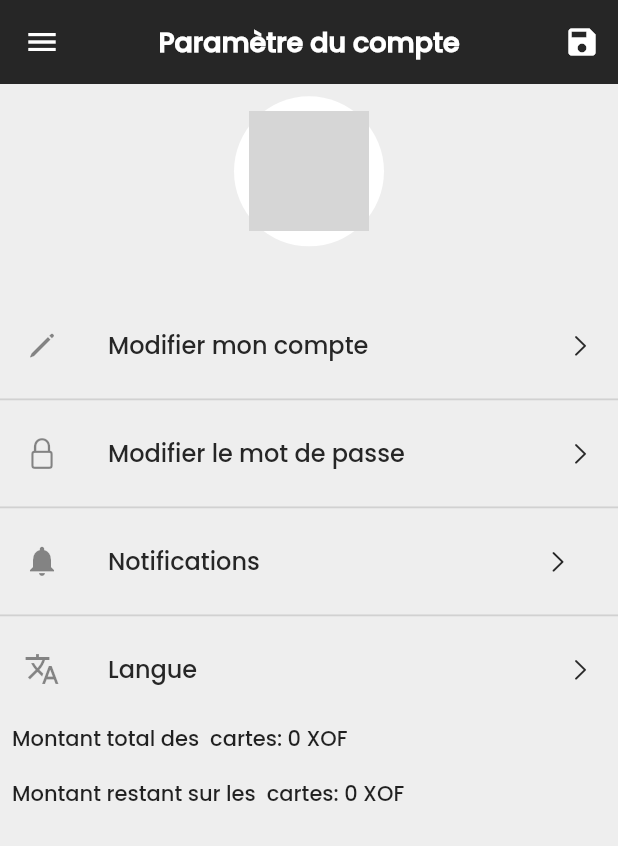
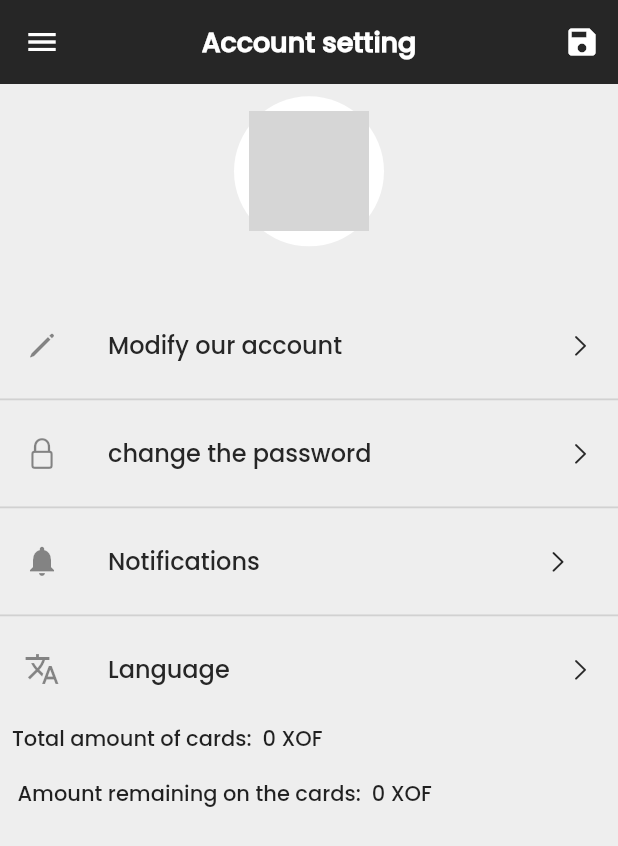
Before and after one commit to james19999/freepayentreprise, a Flutter app: the SettingAccount screen opened directly, on a phone screen of 412 x 824 dp. Shown: the top 846 px of the screen. Run offline on Flutter 3.47's test engine with Material 2 defaults, Android fonts, the light colour scheme and no system bars; our stand-ins replace animated_splash_screen, dio, flutter_riverpod, flutter_staggered_animations, get, get_storage and 3 more; missing offline and left inert: flutter_barcode_scanner; accounts and stored records are empty; network calls fail; grey boxes are pictures that could not be loaded.

Commit message:
translation end

```diff
--- a/lib/pages/drawer/drawercostem.dart
+++ b/lib/pages/drawer/drawercostem.dart
@@ -15,7 +15,6 @@ import 'package:freepayagency/pages/ecommer/slider/slider_list.dart';
 import 'package:freepayagency/pages/helper/images.dart';
 import 'package:freepayagency/pages/helper/local_storage.dart';
 import 'package:freepayagency/pages/home/home.dart';
-import 'package:freepayagency/pages/login/login.dart';
 import 'package:freepayagency/pages/settings/setting_account.dart';
 import 'package:freepayagency/pages/styles/style.dart';
 import 'package:freepayagency/pages/urls/baseurl.dart';
@@ -65,7 +64,7 @@ Drawer DrawCostum() {
         //   onTap: () {},
         // ),
         ListTileCustom(
-            "Dashboard".tr, Icons.dashboard, Icons.arrow_forward_ios, StyleText,
+            "Tableau de bord".tr, Icons.dashboard, Icons.arrow_forward_ios, StyleText,
             () {
           Get.back(closeOverlays: false);
           Get.to(() => Home(), transition: Transition.leftToRight);
@@ -279,6 +278,11 @@ Drawer DrawCostum() {
                       child: Card(
                         elevation: 0,
                         child: ListTile(
+                          onTap: () {
+                            Get.updateLocale(Locale('fr', 'FR'));
+                            Get.back();
+
+                          },
                           title: Text("Français".tr),
                           trailing: Image.asset(
                             fr,
@@ -287,11 +291,16 @@ Drawer DrawCostum() {
                         ),
                       ),
                     ),
+
                     Container(
                       width: Get.width * 0.6,
                       child: Card(
                         elevation: 0,
                         child: ListTile(
+                          onTap: () {
+                            Get.updateLocale(Locale('en', 'US'));
+                            Get.back();
+                          },
                           title: Text("Anglais".tr),
                           trailing: Image.asset(
                             en,
@@ -300,6 +309,7 @@ Drawer DrawCostum() {
                         ),
                       ),
                     )
+
                   ],
                 ),
                 backgroundColor: Colors.transparent,
--- a/lib/pages/helper/language.dart
+++ b/lib/pages/helper/language.dart
@@ -118,8 +118,52 @@ class Languages extends Translations {
            "Mois":"Mois",
            "Semaine":"Semaine",
            "Jour":"Jour",
+           "Votre Compte à été bien  modifier":"Votre Compte à été bien  modifier",
+           "Erreur":"Erreur",
+           "Modifier votre compte":"Modifier votre compte",
+           "Le nom de votre entreprise":"Le nom de votre entreprise",
+           "Nom de l'entreprise":"Nom de l'entreprise",
+           "Adresse de l'entreprise":"Adresse de l'entreprise",
+           "Optionnel":"Optionnel",
+           "Raison sociale":"Raison sociale",
+           "Mot de passe":"Mot de passe",
+           "Choisissez un  Mot de passe":"Choisissez un  Mot de passe",
+           "Une petite description de votre entreprise":"Une petite description de votre entreprise",
+           "Une petite description":"Une petite description",
+           "Le mot de passe à été bien modifier":"Le mot de passe à été bien modifier",
+           "Erreur de modification du mot de passe":"Erreur de modification du mot de passe",
+           "Modifier le mot de passe":"Modifier le mot de passe",
+           "Entrer le nouveau mot de passe":"Entrer le nouveau mot de passe",
+           "Nouveau mot de passe":"Nouveau mot de passe",
+           "Montant restant sur les  cartes:":"Montant restant sur les  cartes:",
+           "Montant total des  cartes:":"Montant total des  cartes:",
+           "Image du profil mise à jour":"Image du profil mise à jour",
+           "Notifications":"Notifications",
+           "Tableau de bord":"Tableau de bord"
         },
         'en_US': {
+          "Tableau de bord":"Dashboard",
+          "Notifications":"Notifications",
+          "Image du profil mise à jour":"Updated profile picture",
+          "Montant total des  cartes:":"Total amount of cards:",
+          "Montant restant sur les  cartes:":"Amount remaining on the cards:",
+          "Nouveau mot de passe":"New Password",
+          "Entrer le nouveau mot de passe":"Enter new password",
+          "Modifier le mot de passe":"change the password",
+          "Erreur de modification du mot de passe":"Password change error",
+          "Le mot de passe à été bien modifier":"The password has been changed correctly",
+          "Une petite description":"A short description",
+          "Une petite description de votre entreprise":"A brief description of your business",
+          "Choisissez un  Mot de passe":"Choose a password",
+          "Mot de passe":"Password",
+          "Raison sociale":"Social reason",
+          "Optionnel":"Optional",
+          "Adresse de l'entreprise":"Company address",
+          "Nom de l'entreprise":"Company Name",
+          "Le nom de votre entreprise":"Your business name",
+          "Modifier votre compte":"Modify our account",
+          "Erreur":"Error",
+          "Votre Compte à été bien  modifier":"Your account has been successfully modified",
           "Jour":"Day",
           "Semaine":"Week",
           "Mois":"Month",
--- a/lib/pages/settings/edit_password_account.dart
+++ b/lib/pages/settings/edit_password_account.dart
@@ -34,10 +34,10 @@ class EditPasswordAccount extends ConsumerWidget {
                           if (chek == true) {
                             Get.offAll(() => Login());
                             Toas.getSnackbarsucess(
-                                appName, "Le mot de passe à été bien modifier");
+                                appName, "Le mot de passe à été bien modifier".tr);
                           } else {
                             Toas.getSnackbarEror(appName,
-                                "Erreur de modification du mot de passe");
+                                "Erreur de modification du mot de passe".tr);
                           }
                         }
                       },
@@ -55,7 +55,7 @@ class EditPasswordAccount extends ConsumerWidget {
         ),
         appBar: AppBar(
           centerTitle: true,
-          title: Text("Modifier le mot de passe", style: StyleText),
+          title: Text("Modifier le mot de passe".tr, style: StyleText),
           elevation: 0,
           backgroundColor: AppColors.mainColor,
         ),
@@ -101,7 +101,7 @@ class EditPasswordAccount extends ConsumerWidget {
                                 TextFormField(
                                   controller: _newpassword,
                                   validator: (value) => value!.isEmpty
-                                      ? "Entrer le nouveau mot de passe"
+                                      ? "Entrer le nouveau mot de passe".tr
                                       : null,
                                   decoration: InputDecoration(
                                       label: Text("Nouveau mot de passe".tr),
--- a/lib/pages/settings/setting_account.dart
+++ b/lib/pages/settings/setting_account.dart
@@ -45,7 +45,7 @@ class _SettingAccountState extends ConsumerState<SettingAccount> {
 
   List<dynamic> compte = [
     {
-      "name": 'Modifier mon compte',
+      "name": 'Modifier votre compte'.tr,
       "icon": Icon(CupertinoIcons.pencil),
       "path": Icon(
         size: 18,
@@ -54,7 +54,7 @@ class _SettingAccountState extends ConsumerState<SettingAccount> {
       ),
     },
     {
-      "name": 'Modifier le mot de passe',
+      "name": 'Modifier le mot de passe'.tr,
       "icon": Icon(CupertinoIcons.lock),
       "path": Icon(
         size: 18,
@@ -63,7 +63,7 @@ class _SettingAccountState extends ConsumerState<SettingAccount> {
       )
     },
     {
-      "name": 'Notifications',
+      "name": 'Notifications'.tr,
       "icon": Icon(Icons.notifications),
       "path": IconButton(
         onPressed: () {},
@@ -72,7 +72,7 @@ class _SettingAccountState extends ConsumerState<SettingAccount> {
       ),
     },
     {
-      "name": 'Langue',
+      "name": 'Langue'.tr,
       "icon": Icon(Icons.translate_outlined),
       "path": Icon(
         size: 18,
@@ -92,7 +92,7 @@ class _SettingAccountState extends ConsumerState<SettingAccount> {
           drawer: DrawCostum(),
           appBar: AppBar(
             centerTitle: true,
-            title: Text("Paramètre du compte", style: StyleText),
+            title: Text("Paramètre du compte".tr, style: StyleText),
             elevation: 0,
             backgroundColor: AppColors.mainColor,
             actions: [
@@ -101,9 +101,9 @@ class _SettingAccountState extends ConsumerState<SettingAccount> {
                     var check = await UserService.upadatecompanyimage(image!);
                     if (check == true) {
                       Toas.getSnackbarsucess(
-                          appName, "Image du profil mise à jour");
+                          appName, "Image du profil mise à jour".tr);
                     } else {
-                      Toas.getSnackbarEror(appName, "Erreur ");
+                      Toas.getSnackbarEror(appName, "Erreur".tr);
                     }
                   },
                   icon: Icon(Icons.save))
@@ -211,7 +211,7 @@ class _SettingAccountState extends ConsumerState<SettingAccount> {
                   padding: const EdgeInsets.all(8.0),
                   child: Row(
                     children: [
-                      Expanded(child: Text("Montant total des  cartes: ${controllers.globalTotal} XOF ")),
+                      Expanded(child: Text("${"Montant total des  cartes:".tr}  ${controllers.globalTotal} XOF ")),
                     ],
                   ),
                 ),
@@ -219,7 +219,7 @@ class _SettingAccountState extends ConsumerState<SettingAccount> {
                   padding: const EdgeInsets.all(8.0),
                   child: Row(
                     children: [
-                      Expanded(child: Text("Montant restant sur les  cartes: ${controller.amounts} XOF ")),
+                      Expanded(child: Text(" ${"Montant restant sur les  cartes:".tr}  ${controller.amounts} XOF ")),
                     ],
                   ),
                 ),
```
Also changed, not shown: lib/pages/settings/edit_account.dart (+21 -24 lines).
